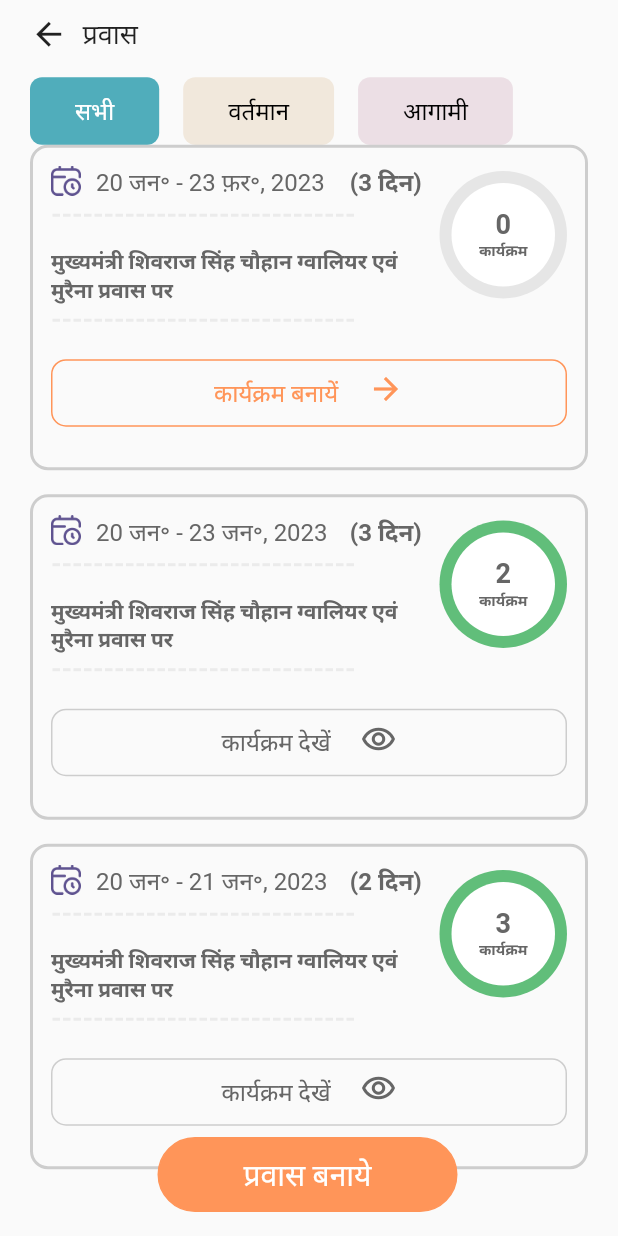
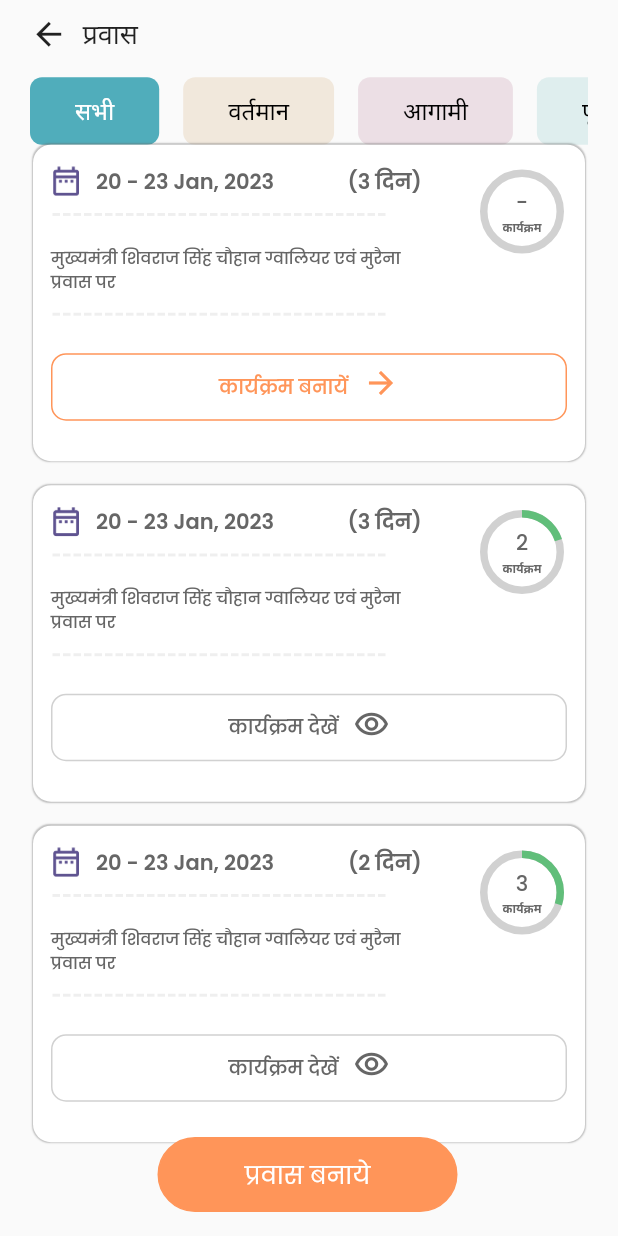
Before and after one commit to anishkumar1991/baseproject, a Flutter app: the PravasListScreen screen opened by its route, on a phone screen of 412 x 824 dp. Run offline on Flutter 3.47's test engine with Material 2 defaults, Android fonts, the phone set to English and light mode, and no system bars; drawn by our look-alikes of percent_indicator; our stand-ins replace auto_size_text, connectivity_plus, dio, dotted_border, equatable, file_picker and 13 more; accounts and stored records are empty; generated files the repository leaves out were written again.

Commit message:
Fixing UI issue in pravas module

```diff
--- a/lib/Dashboard/Screen/homePage/screens/pravas_create/widgets/header_widget_pravas_create.dart
+++ b/lib/Dashboard/Screen/homePage/screens/pravas_create/widgets/header_widget_pravas_create.dart
@@ -6,7 +6,11 @@ import '../../../../../../generated/l10n.dart';
 Widget headerWidgetPravasCreate(BuildContext context) {
   return Row(
     children: [
-      const Icon(Icons.arrow_back, size: 25),
+      InkWell(
+          onTap: (){
+            Navigator.pop(context);
+          },
+          child: const Icon(Icons.arrow_back, size: 25)),
       spaceWidthWidget(10),
       Text(
         S.of(context).createATour,
--- a/lib/Dashboard/Screen/homePage/screens/pravas_list/data/fake_list_data.dart
+++ b/lib/Dashboard/Screen/homePage/screens/pravas_list/data/fake_list_data.dart
@@ -6,17 +6,17 @@ List<PravasModel> pravasList = [
       startDate: DateTime.utc(2023, 1, 20, 20, 00, 00),
       endDate: DateTime.utc(2023, 2, 23, 20, 00, 00),
       totalDay: '3 दिन',
-      totalEvent: 0),
+      totalEvent: "-"),
   PravasModel(
       title: 'मुख्यमंत्री शिवराज सिंह चौहान ग्वालियर एवं मुरैना प्रवास पर',
       startDate: DateTime.utc(2023, 1, 20, 20, 00, 00),
       endDate: DateTime.utc(2023, 1, 23, 20, 00, 00),
       totalDay: '3 दिन',
-      totalEvent: 2),
+      totalEvent: "2"),
   PravasModel(
       title: 'मुख्यमंत्री शिवराज सिंह चौहान ग्वालियर एवं मुरैना प्रवास पर',
       startDate: DateTime.utc(2023, 1, 20, 20, 00, 00),
       endDate: DateTime.utc(2023, 1, 21, 20, 00, 00),
       totalDay: '2 दिन',
-      totalEvent: 3),
+      totalEvent: "3"),
 ];
--- a/lib/Dashboard/Screen/homePage/screens/pravas_list/network/pravas_model.dart
+++ b/lib/Dashboard/Screen/homePage/screens/pravas_list/network/pravas_model.dart
@@ -2,7 +2,7 @@ class PravasModel {
   DateTime? startDate;
   DateTime? endDate;
   String? totalDay;
-  int? totalEvent;
+  String? totalEvent;
   String? title;
 
   PravasModel({this.startDate,this.endDate, this.totalDay, this.totalEvent, this.title});
--- a/lib/Dashboard/Screen/homePage/screens/pravas_list/pravas_list_screen.dart
+++ b/lib/Dashboard/Screen/homePage/screens/pravas_list/pravas_list_screen.dart
@@ -1,5 +1,6 @@
 import 'package:flutter/material.dart';
 import 'package:intl/intl.dart';
+import 'package:percent_indicator/circular_percent_indicator.dart';
 import 'package:sangathan/Dashboard/Screen/homePage/screens/pravas_list/widgets/common_option_button_widget.dart';
 import 'package:sangathan/Dashboard/Screen/homePage/screens/pravas_list/widgets/common_pravas_event_button.dart';
 import 'package:sangathan/Dashboard/Screen/homePage/screens/pravas_list/widgets/header_widget_pravas_list.dart';
@@ -8,6 +9,7 @@ import 'package:sangathan/Values/space_height_widget.dart';
 import 'package:sangathan/Values/space_width_widget.dart';
 
 import '../../../../../Values/icons.dart';
+import '../../../../../common/appstyle.dart';
 import '../../../../../common/common_button.dart';
 import '../../../../../common/dot_widget.dart';
 import '../../../../../generated/l10n.dart';
@@ -22,22 +24,28 @@ class PravasListScreen extends StatelessWidget {
     final List data = [
       {'text': S.of(context).all, 'color': AppColor.tealColor.withOpacity(0.8)},
       {'text': S.of(context).present, 'color': AppColor.yellowColor},
-      {'text': S.of(context).upcoming, 'color': AppColor.pinkColor}
+      {'text': S.of(context).upcoming, 'color': AppColor.pinkColor},
+      {'text': S.of(context).Complete, 'color': AppColor.green}
     ];
     return Scaffold(
       body: Container(
         height: MediaQuery.of(context).size.height,
         width: MediaQuery.of(context).size.width,
-        padding: const EdgeInsets.symmetric(horizontal: 20),
+
         margin: EdgeInsets.only(top: MediaQuery.of(context).padding.top),
         child: Column(
           crossAxisAlignment: CrossAxisAlignment.start,
           children: [
             spaceHeightWidget(10),
-            headerWidgetPravasList(context),
+            Padding(
+              padding: const EdgeInsets.symmetric(horizontal: 20),
+              child: headerWidgetPravasList(context),
+            ),
             spaceHeightWidget(MediaQuery.of(context).size.height * 0.02),
             SizedBox(
               height: 45,
+              child: Padding(
+                padding: const EdgeInsets.symmetric(horizontal: 20),
                 child: ListView.builder(
                   shrinkWrap: true,
                   padding: EdgeInsets.zero,
@@ -57,7 +65,10 @@ class PravasListScreen extends StatelessWidget {
                   },
                 ),
               ),
+            ),
             Expanded(
+              child: Padding(
+                padding: const EdgeInsets.symmetric(horizontal: 20),
                 child: ListView.builder(
                   shrinkWrap: true,
                   itemCount: pravasList.length,
@@ -69,12 +80,18 @@ class PravasListScreen extends StatelessWidget {
 
                     return Container(
                       padding: const EdgeInsets.all(12),
-                    margin: const EdgeInsets.only(bottom: 16),
+                      margin: const EdgeInsets.only(bottom: 16,right: 2,left: 2),
                       decoration: BoxDecoration(
                           borderRadius: BorderRadius.circular(12),
-                        border: Border.all(
-                            color: AppColor.naturalBlackColor.withOpacity(0.3),
-                            width: 2)),
+                        color: AppColor.white,
+                        boxShadow: [
+                        BoxShadow(
+                            color: AppColor.greyColor.withOpacity(0.4),
+                        blurRadius: 0.1,spreadRadius: 0.5
+
+                      ),
+                    ],
+                      ),
                       child: Column(
                         crossAxisAlignment: CrossAxisAlignment.start,
                         children: [
@@ -91,26 +108,25 @@ class PravasListScreen extends StatelessWidget {
                                         crossAxisAlignment:
                                             CrossAxisAlignment.start,
                                         children: [
-                                        Image.asset(AppIcons.calender,
+                                          Image.asset(AppIcons.calender_1,
                                               height: 20, width: 20),
                                           spaceWidthWidget(10),
                                           Expanded(
                                             child: Text(
-                                            '${pravasList[index].startDate?.day} $startMonth - ${pravasList[index].endDate?.day} $endMonth, ${pravasList[index].startDate?.year}',
-                                            style: const TextStyle(
-                                                fontSize: 16,
-                                                fontWeight: FontWeight.w400,
+                                              '20 - 23 Jan, 2023',
+                                              style: textStyleWithPoppin(
                                                   color:
-                                                    AppColor.naturalBlackColor),
+                                                      AppColor.naturalBlackColor,
+                                                  fontSize: 14,
+                                                  fontWeight: FontWeight.w600),
                                             ),
                                           ),
                                           Text(
                                             ' (${pravasList[index].totalDay})',
-                                          style: const TextStyle(
-                                              fontSize: 16,
-                                              fontWeight: FontWeight.bold,
-                                              color:
-                                                  AppColor.naturalBlackColor),
+                                            style: textStyleWithPoppin(
+                                                color: AppColor.naturalBlackColor,
+                                                fontSize: 14,
+                                                fontWeight: FontWeight.bold),
                                           ),
                                         ],
                                       ),
@@ -122,7 +138,8 @@ class PravasListScreen extends StatelessWidget {
                                       dashWidth: 5,
                                       emptyWidth: 2,
                                       totalWidth:
-                                        MediaQuery.of(context).size.width * 0.5,
+                                          MediaQuery.of(context).size.width *
+                                              0.55,
                                     ),
                                     spaceHeightWidget(20),
                                     SizedBox(
@@ -130,51 +147,49 @@ class PravasListScreen extends StatelessWidget {
                                           MediaQuery.of(context).size.width * 0.6,
                                       child: Text(
                                         '${pravasList[index].title}',
-                                      style: const TextStyle(
-                                          fontSize: 14,
-                                          fontWeight: FontWeight.bold,
-                                          color: AppColor.naturalBlackColor),
+                                        style: textStyleWithPoppin(
+                                            color: AppColor.naturalBlackColor,
+                                            fontSize: 11,
+                                            fontWeight: FontWeight.w500),
                                       ),
                                     ),
                                   ],
                                 ),
                               ),
-                            Container(
-                              height: 85,
-                              width: 85,
-                              decoration: BoxDecoration(
-                                  shape: BoxShape.circle,
-                                  color: pravasList[index].totalEvent != 0
-                                      ? AppColor.progressGreenColor
-                                      : AppColor.dividerColor),
-                              child: Container(
-                                margin: const EdgeInsets.all(8),
-                                decoration: const BoxDecoration(
-                                    shape: BoxShape.circle,
-                                    color: AppColor.white),
-                                alignment: Alignment.center,
-                                padding: const EdgeInsets.all(15),
-                                child: Column(
+                              SizedBox(
+                                height: 90,
+                                width: 80,
+                                child: Padding(
+                                  padding: const EdgeInsets.only(
+                                      left: 20.0, bottom: 25),
+                                  child: CircularPercentIndicator(
+                                    radius: 28,
+                                    progressColor: AppColor.progressGreenColor,
+                                    percent: pravasList[index].totalEvent == '-' ? double.parse("0") : (double.parse("${pravasList[index].totalEvent}") / 10),
+                                    center: Column(
                                       mainAxisAlignment: MainAxisAlignment.center,
                                       children: [
                                         Text(
                                           '${pravasList[index].totalEvent}',
-                                      style: const TextStyle(
-                                          fontSize: 18,
-                                          fontWeight: FontWeight.bold,
-                                          color: AppColor.naturalBlackColor),
+                                          style: textStyleWithPoppin(
+                                              color: AppColor.naturalBlackColor,
+                                              fontSize: 14,
+                                              fontWeight: FontWeight.w500),
                                         ),
                                         Text(
                                           S.of(context).program,
                                           style: const TextStyle(
-                                          fontSize: 10,
+                                              fontSize: 8,
                                               fontWeight: FontWeight.bold,
                                               color: AppColor.naturalBlackColor),
                                         )
                                       ],
                                     ),
+                                    backgroundColor:
+                                        AppColor.greyColor.withOpacity(0.3),
                                   ),
-                            )
+                                ),
+                              ),
                             ],
                           ),
                           spaceHeightWidget(10),
@@ -183,7 +198,7 @@ class PravasListScreen extends StatelessWidget {
                                 AppColor.naturalBlackColor.withOpacity(0.1),
                             dashWidth: 5,
                             emptyWidth: 2,
-                          totalWidth: MediaQuery.of(context).size.width * 0.5,
+                            totalWidth: MediaQuery.of(context).size.width * 0.55,
                           ),
                           spaceHeightWidget(25),
                           CommonPravasEventButton(
@@ -195,8 +210,8 @@ class PravasListScreen extends StatelessWidget {
                                 if (pravasList[index].totalEvent != 0) {
                                   //function create or update
                                   print("0");
-                                Navigator.pushNamed(
-                                    context, RoutePath.stayAndProgramListScreen);
+                                  Navigator.pushNamed(context,
+                                      RoutePath.stayAndProgramListScreen);
                                 } else {
                                   print("1");
                                   //function create
@@ -233,6 +248,7 @@ class PravasListScreen extends StatelessWidget {
                     );
                   },
                 ),
+              ),
             )
           ],
         ),
@@ -249,7 +265,8 @@ class PravasListScreen extends StatelessWidget {
               width: 200,
               height: 50,
               borderRadius: 25,
-              style: const TextStyle(fontSize: 20, color: AppColor.white),
+              // style: const TextStyle(fontSize: 20, color: AppColor.white),
+              style: textStyleWithPoppin(color: AppColor.white, fontSize: 16),
             )),
       ),
     );
--- a/lib/Dashboard/Screen/homePage/screens/pravas_list/widgets/common_pravas_event_button.dart
+++ b/lib/Dashboard/Screen/homePage/screens/pravas_list/widgets/common_pravas_event_button.dart
@@ -2,6 +2,7 @@ import 'package:flutter/material.dart';
 import 'package:sangathan/Values/space_width_widget.dart';
 
 import '../../../../../../Values/app_colors.dart';
+import '../../../../../../common/appstyle.dart';
 
 class CommonPravasEventButton extends StatelessWidget {
   final String text;
@@ -32,12 +33,9 @@ class CommonPravasEventButton extends StatelessWidget {
           crossAxisAlignment: CrossAxisAlignment.center,
           children: [
             Text(text,
-                style: TextStyle(
-                    fontSize: 16,
-                    color: isEnd ?? false
-                        ? AppColor.naturalBlackColor
-                        : AppColor.buttonOrangeBackGroundColor)),
-            spaceWidthWidget(20),
+              style: textStyleWithPoppin(color: isEnd ?? false ? AppColor.naturalBlackColor: AppColor.buttonOrangeBackGroundColor,fontSize: 13,fontWeight: FontWeight.w500),
+          ),
+            spaceWidthWidget(10),
             Padding(
               padding: const EdgeInsets.only(bottom: 5),
               child: icon,
--- a/lib/Dashboard/Screen/homePage/screens/stay_and_program_list/stay_and_program_list_screen.dart
+++ b/lib/Dashboard/Screen/homePage/screens/stay_and_program_list/stay_and_program_list_screen.dart
@@ -236,7 +236,7 @@ class StayAndProgramListScreen extends StatelessWidget {
                 crossAxisAlignment: CrossAxisAlignment.center,
                 children: [
                   Text(
-                    'कार्यक्रम का प्रकार -',
+                   "${ S.of(context).typeOfFunction} - ",
                     textAlign: TextAlign.left,
                     style: textStyleWithPoppin(color: AppColor.greyColor,fontSize: 14),
 
@@ -271,13 +271,13 @@ class StayAndProgramListScreen extends StatelessWidget {
               Row(
                 mainAxisAlignment: MainAxisAlignment.spaceBetween,
                 children: [
-                  BuildButton(width: MediaQuery.of(context).size.width * 0.37,icon: Icons.mode_edit_outlined,text: 'एडिट',onTap: (){
+                  BuildButton(width: MediaQuery.of(context).size.width * 0.37,icon: Icons.mode_edit_outlined,text: S.of(context).edit,onTap: (){
                     Navigator.pushNamed(context, RoutePath.createFunctionScreen,
                     arguments: {
                       'isEdit' : true
                     });
                   },),
-                  BuildButton(width: MediaQuery.of(context).size.width * 0.37,icon: Icons.visibility_outlined,text: 'देखें',onTap: (){
+                  BuildButton(width: MediaQuery.of(context).size.width * 0.37,icon: Icons.visibility_outlined,text: S.of(context).view,onTap: (){
                     Navigator.pushNamed(context, RoutePath.createFunctionScreen,
                         arguments: {
                           'isView' : true
--- a/lib/Values/app_colors.dart
+++ b/lib/Values/app_colors.dart
@@ -38,4 +38,5 @@ class AppColor {
   static const Color lightGreenColor = Color(0xFFF1F8EF);
   static const Color darkBlue = Color(0xFF5F5390);
   static  Color greyWithOpacity01 = Colors.grey.withOpacity(0.1);
+  static  Color green = Color(0xFFdfeeee);
 }
--- a/lib/Values/icons.dart
+++ b/lib/Values/icons.dart
@@ -55,6 +55,8 @@ class AppIcons {
     static const String marker = "assets/images/marker.png";
     static const String tempCardImg = "assets/images/temp_image_1.png";
     static const String clearIcon = "assets/images/clear_icon.png";
+    static const String calender_1 = "assets/images/calender_1.png";
+    static const String datePickerIcon = "assets/images/datePicker.png";
 
 
 }
```
Also changed, not shown: lib/Dashboard/Screen/homePage/screens/create_function_page/create_function_page.dart (+16 -18 lines), lib/Dashboard/Screen/homePage/screens/pravas_create/create_pravas_screen.dart (+9 -4 lines), lib/l10n/intl_en.arb (+15 -10 lines), lib/l10n/intl_hi.arb (+9 -3 lines), assets/images/calender_1.png (added), assets/images/datePicker.png (added), lib/generated/intl/messages_all.dart, lib/generated/intl/messages_en.dart, lib/generated/intl/messages_hi.dart, lib/generated/l10n.dart. Lines whose indentation alone changed are shown as unchanged.
